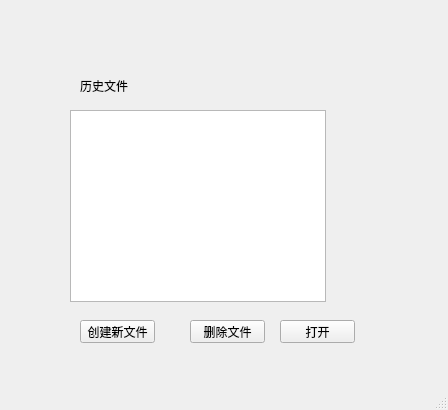
The window that sxw/gui/child_camera_storage/child_camera_storge.ui (Buct-king/ai-Project) describes before a commit, drawn with Qt 5.
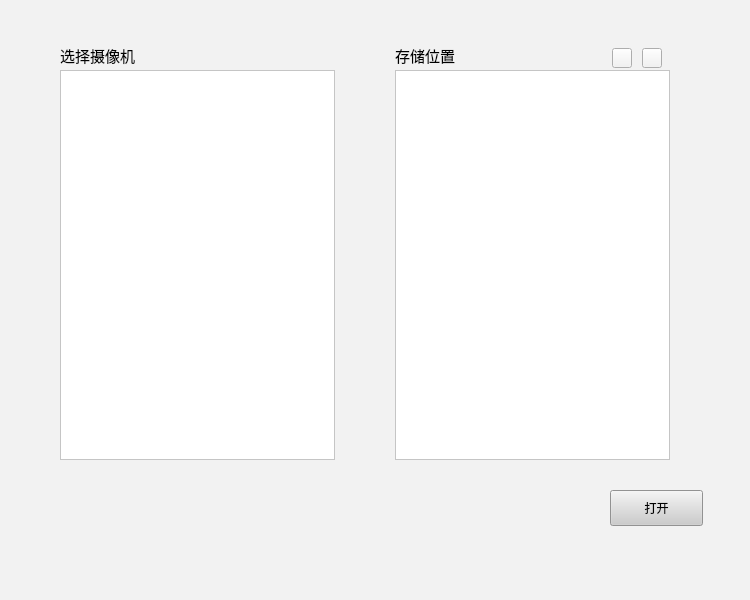
The same window after the commit.

```diff
--- a/sxw/gui/child_camera_storage/child_camera_storge.ui
+++ b/sxw/gui/child_camera_storage/child_camera_storge.ui
@@ -6,59 +6,103 @@
    <rect>
     <x>0</x>
     <y>0</y>
-    <width>448</width>
-    <height>410</height>
+    <width>750</width>
+    <height>600</height>
    </rect>
   </property>
   <property name="windowTitle">
-   <string>MainWindow</string>
+   <string>设备选择</string>
+  </property>
+  <property name="styleSheet">
+   <string notr="true">background-color: rgb(242, 242, 242);</string>
   </property>
   <widget class="QWidget" name="centralwidget">
    <widget class="QListView" name="historyStorageListView">
     <property name="geometry">
      <rect>
-      <x>70</x>
-      <y>110</y>
-      <width>256</width>
-      <height>192</height>
+      <x>395</x>
+      <y>70</y>
+      <width>275</width>
+      <height>390</height>
      </rect>
     </property>
+    <property name="styleSheet">
+     <string notr="true">background-color: rgb(255, 255, 255);</string>
+    </property>
    </widget>
    <widget class="QLabel" name="label">
     <property name="geometry">
      <rect>
-      <x>80</x>
-      <y>80</y>
-      <width>54</width>
-      <height>12</height>
+      <x>395</x>
+      <y>45</y>
+      <width>71</width>
+      <height>21</height>
      </rect>
     </property>
+    <property name="font">
+     <font>
+      <family>Adobe Devanagari</family>
+      <pointsize>11</pointsize>
+     </font>
+    </property>
     <property name="text">
-     <string>历史文件</string>
+     <string>存储位置</string>
     </property>
    </widget>
    <widget class="QPushButton" name="createNewFilePushButton">
     <property name="geometry">
      <rect>
-      <x>80</x>
-      <y>320</y>
-      <width>75</width>
-      <height>23</height>
+      <x>642</x>
+      <y>48</y>
+      <width>20</width>
+      <height>20</height>
      </rect>
     </property>
+    <property name="styleSheet">
+     <string notr="true">QPushButton {
+    background-color:  #F2F2F2;
+border:none;
+color: #CCCCCC;
+border-radius: 1px;
+}
+
+QPushButton:hover {
+    background-color: #ABABAB;
+}
+
+QPushButton:pressed {
+    background-color:#848484;
+}
+border:none;</string>
+    </property>
     <property name="text">
-     <string>创建新文件</string>
+     <string/>
     </property>
    </widget>
    <widget class="QPushButton" name="openHistoryFilePushButton">
     <property name="geometry">
      <rect>
-      <x>280</x>
-      <y>320</y>
-      <width>75</width>
-      <height>23</height>
+      <x>610</x>
+      <y>490</y>
+      <width>93</width>
+      <height>36</height>
      </rect>
     </property>
+    <property name="styleSheet">
+     <string notr="true">QPushButton{background-color: #CCCCCC;}
+
+QPushButton:hover
+{
+    background-color:rgb(193, 205, 205);
+}
+
+QPushButton:pressed
+{
+    background-color:rgb(131, 139, 139);
+    padding-left:3px;
+    padding-top:3px;
+}</string>
+    </property>
     <property name="text">
      <string>打开</string>
     </property>
@@ -66,14 +110,63 @@
    <widget class="QPushButton" name="deleteOldFilePushButton">
     <property name="geometry">
      <rect>
-      <x>190</x>
-      <y>320</y>
-      <width>75</width>
-      <height>23</height>
+      <x>612</x>
+      <y>48</y>
+      <width>20</width>
+      <height>20</height>
      </rect>
     </property>
+    <property name="styleSheet">
+     <string notr="true">QPushButton {
+    background-color:  #F2F2F2;
+border:none;
+color: #CCCCCC;
+border-radius: 1px;
+}
+
+QPushButton:hover {
+    background-color: #ABABAB;
+}
+
+QPushButton:pressed {
+    background-color:#848484;
+}
+border:none;</string>
+    </property>
     <property name="text">
-     <string>删除文件</string>
+     <string/>
+    </property>
+   </widget>
+   <widget class="QListView" name="camerasListView">
+    <property name="geometry">
+     <rect>
+      <x>60</x>
+      <y>70</y>
+      <width>275</width>
+      <height>390</height>
+     </rect>
+    </property>
+    <property name="styleSheet">
+     <string notr="true">background-color: rgb(255, 255, 255);</string>
+    </property>
+   </widget>
+   <widget class="QLabel" name="label_2">
+    <property name="geometry">
+     <rect>
+      <x>60</x>
+      <y>45</y>
+      <width>91</width>
+      <height>21</height>
+     </rect>
+    </property>
+    <property name="font">
+     <font>
+      <family>Adobe Devanagari</family>
+      <pointsize>11</pointsize>
+     </font>
+    </property>
+    <property name="text">
+     <string>选择摄像机</string>
     </property>
    </widget>
   </widget>
```
Left out of the diff: 2 changed lines with no effect on the pictures.
